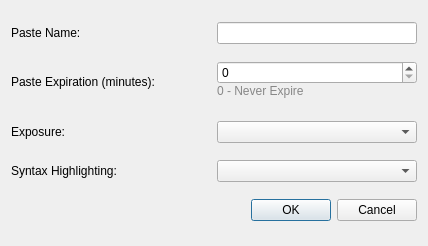
Above: qpastebindialog.ui from TruePadawan/Notepad-- before the change. Below: the same form after it.
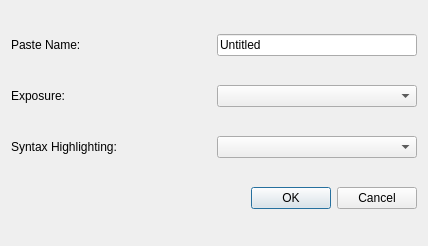
That is the form after the change.

Commit message:
Set up the functionality for passing data
Set up the functionality for passing data betwwen the dialog and other parts of the application

The edit to the form file:
```diff
--- a/qpastebindialog.ui
+++ b/qpastebindialog.ui
@@ -31,82 +31,11 @@
          <verstretch>0</verstretch>
         </sizepolicy>
        </property>
-      </widget>
-     </item>
-    </layout>
-   </item>
-   <item>
-    <layout class="QHBoxLayout" name="horizontalLayout_4">
-     <property name="sizeConstraint">
-      <enum>QLayout::SetMinimumSize</enum>
-     </property>
-     <item>
-      <widget class="QLabel" name="pasteExpirationLabel">
-       <property name="sizePolicy">
-        <sizepolicy hsizetype="Minimum" vsizetype="Minimum">
-         <horstretch>0</horstretch>
-         <verstretch>0</verstretch>
-        </sizepolicy>
-       </property>
-       <property name="maximumSize">
-        <size>
-         <width>16777215</width>
-         <height>20</height>
-        </size>
-       </property>
-       <property name="styleSheet">
-        <string notr="true"/>
-       </property>
        <property name="text">
-        <string>Paste Expiration (minutes):</string>
+        <string>Untitled</string>
        </property>
       </widget>
      </item>
-     <item>
-      <layout class="QVBoxLayout" name="verticalLayout">
-       <property name="spacing">
-        <number>0</number>
-       </property>
-       <property name="sizeConstraint">
-        <enum>QLayout::SetMinimumSize</enum>
-       </property>
-       <item>
-        <widget class="QSpinBox" name="pasteExpirationSpinbox">
-         <property name="suffix">
-          <string/>
-         </property>
-         <property name="minimum">
-          <number>0</number>
-         </property>
-        </widget>
-       </item>
-       <item>
-        <widget class="QLabel" name="extrainfo">
-         <property name="sizePolicy">
-          <sizepolicy hsizetype="Minimum" vsizetype="Minimum">
-           <horstretch>0</horstretch>
-           <verstretch>0</verstretch>
-          </sizepolicy>
-         </property>
-         <property name="maximumSize">
-          <size>
-           <width>16777215</width>
-           <height>20</height>
-          </size>
-         </property>
-         <property name="styleSheet">
-          <string notr="true">color: rgb(135, 135, 135);</string>
-         </property>
-         <property name="text">
-          <string>0 - Never Expire</string>
-         </property>
-         <property name="alignment">
-          <set>Qt::AlignLeading|Qt::AlignLeft|Qt::AlignTop</set>
-         </property>
-        </widget>
-       </item>
-      </layout>
-     </item>
     </layout>
    </item>
    <item>
```
The commit also changes 2 other files.
